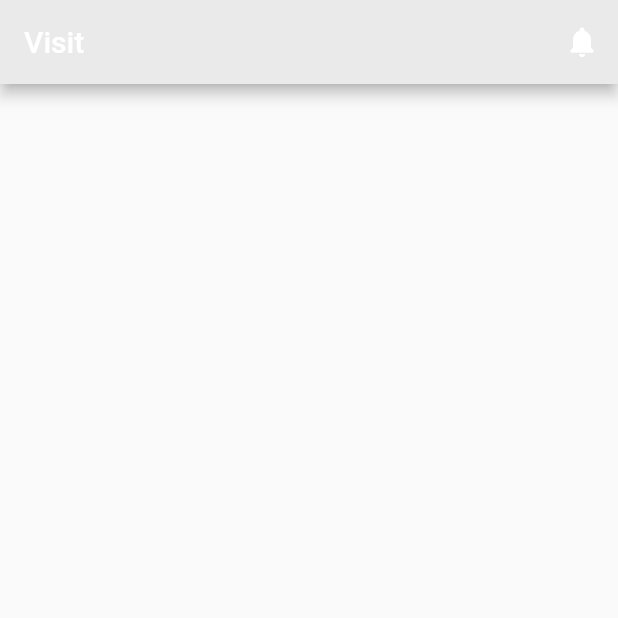
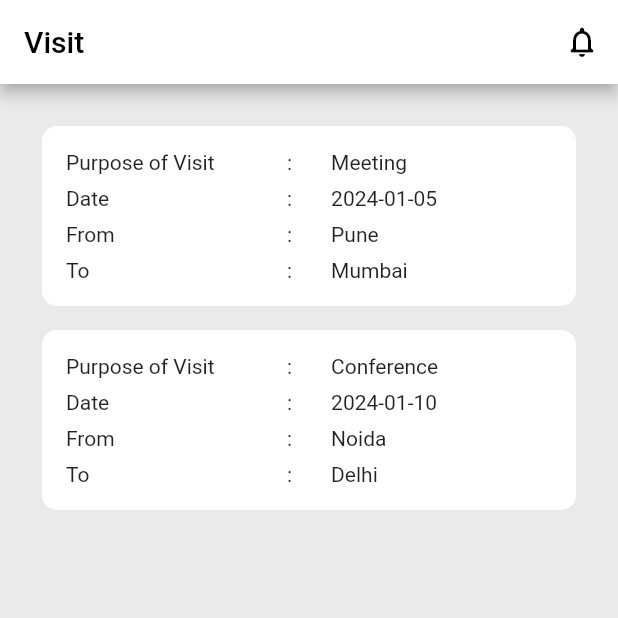
Before and after one commit to garvitasingh/workmate_01, a Flutter app: the screen it shows after launch, on a phone screen of 412 x 824 dp, the top half of it. Run offline on Flutter 3.47's test engine with Material 2 defaults, Android fonts, the light colour scheme and no system bars.

Commit message:
visit_screen

```diff
--- a/lib/utils/colors.dart
+++ b/lib/utils/colors.dart
@@ -1,7 +1,8 @@
 import 'package:flutter/material.dart';
 
 const Color primaryColor = Color(0xFF323560);
-const Color secondaryColor = Color(0xFFECEDF8);
+const Color secondaryColor = Color(0xFFFFFFFF);
 const Color darkColor = Color(0xFF070615);
 const Color gradientColor = Color(0xFF0F1025);
 const Color backgroundColor = Color(0xFFEAEAEB);
+const Color textColor = Color(0xFF000000);
--- a/lib/view/visit_screen.dart
+++ b/lib/view/visit_screen.dart
@@ -6,14 +6,147 @@ class VisitScreen extends StatelessWidget {
 
   @override
   Widget build(BuildContext context) {
+    final List<Visit> visits = [
+      Visit("Meeting", "2024-01-05", "Pune", "Mumbai"),
+      Visit("Conference", "2024-01-10", "Noida", "Delhi"),
+    ];
+
     return Scaffold(
       appBar: AppBar(
-        backgroundColor: backgroundColor,
-        title: Text("Visit"),
+        backgroundColor: secondaryColor,
+        title: Text(
+          "Visit",
+          style: TextStyle(color: textColor),
+        ),
         actions: [
-          IconButton(onPressed: (){}, icon: Icon(Icons.notifications_rounded))
+          IconButton(
+              onPressed: () {},
+              icon: Icon(
+                Icons.notifications_none_rounded,
+                color: textColor,
+              ))
         ],
+      ),
+      backgroundColor: backgroundColor,
+      body: Padding(
+        padding: EdgeInsets.all(20),
+        child: Column(
+          children: [
+            Expanded(
+              child: ListView.builder(
+                itemCount: visits.length,
+                itemBuilder: (context, index) {
+                  return Container(
+                    padding: EdgeInsets.all(16.0),
+                    margin: EdgeInsets.all(8.0),
+                    decoration: BoxDecoration(
+                      color: secondaryColor,
+                      borderRadius: BorderRadius.circular(10.0),
+                    ),
+                    child: Table(
+                      columnWidths: {
+                        0: FlexColumnWidth(1),
+                        1: FlexColumnWidth(0.2),
+                        2: FlexColumnWidth(1),
+                      },
+                      children: [
+                        TableRow(
+                          children: [
+                            TableCell(
+                              child: Padding(
+                                padding: EdgeInsets.only(bottom: 8.0),
+                                child: Text('Purpose of Visit'),
+                              ),
+                            ),
+                            TableCell(
+                              child: Padding(
+                                padding: EdgeInsets.only(bottom: 8.0),
+                                child: Text(':'),
+                              ),
+                            ),
+                            TableCell(
+                              child: Padding(
+                                padding: EdgeInsets.only(bottom: 8.0),
+                                child: Text(visits[index].purpose),
+                              ),
+                            ),
+                          ],
+                        ),
+                        TableRow(
+                          children: [
+                            TableCell(
+                              child: Padding(
+                                padding: EdgeInsets.only(bottom: 8.0),
+                                child: Text('Date'),
+                              ),
+                            ),
+                            TableCell(
+                              child: Padding(
+                                padding: EdgeInsets.only(bottom: 8.0),
+                                child: Text(':'),
+                              ),
+                            ),
+                            TableCell(
+                              child: Padding(
+                                padding: EdgeInsets.only(bottom: 8.0),
+                                child: Text(visits[index].date),
+                              ),
+                            ),
+                          ],
+                        ),
+                        TableRow(
+                          children: [
+                            TableCell(
+                              child: Padding(
+                                padding: EdgeInsets.only(bottom: 8.0),
+                                child: Text('From'),
+                              ),
+                            ),
+                            TableCell(
+                              child: Padding(
+                                padding: EdgeInsets.only(bottom: 8.0),
+                                child: Text(':'),
+                              ),
+                            ),
+                            TableCell(
+                              child: Padding(
+                                padding: EdgeInsets.only(bottom: 8.0),
+                                child: Text(visits[index].from),
+                              ),
+                            ),
+                          ],
+                        ),
+                        TableRow(
+                          children: [
+                            TableCell(
+                              child: Text('To'),
+                            ),
+                            TableCell(
+                              child: Text(':'),
+                            ),
+                            TableCell(
+                              child: Text(visits[index].to),
+                            ),
+                          ],
+                        ),
+                      ],
+                    ),
+                  );
+                },
+              ),
+            ),
+          ],
+        ),
       ),
     );
   }
 }
+
+class Visit {
+  final String purpose;
+  final String date;
+  final String from;
+  final String to;
+
+  Visit(this.purpose, this.date, this.from, this.to);
+}
```
